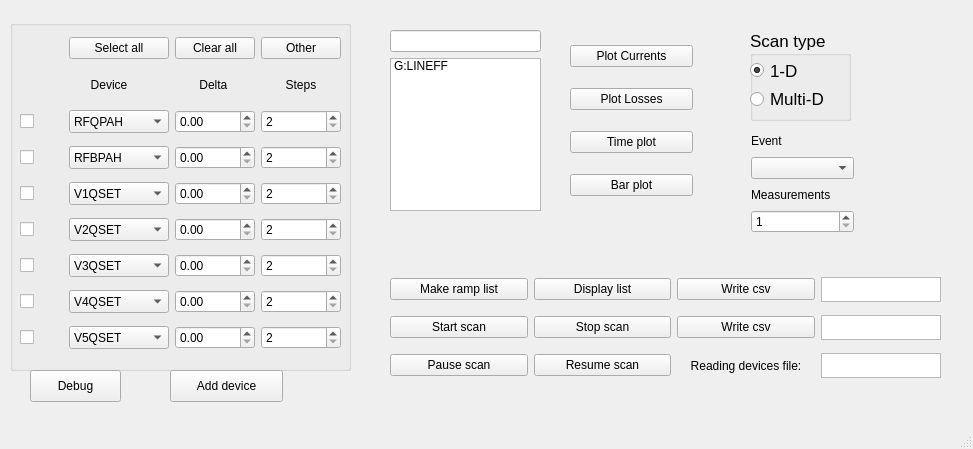
The window that gui_window.ui (rsharankova/LinacDeviceScan) describes before a commit, drawn with Qt 5.
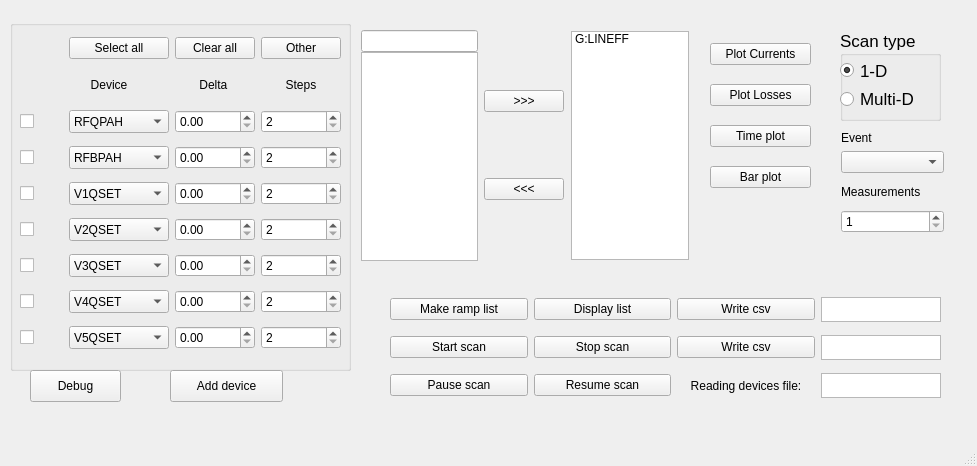
The same window after the commit. The open tabs and pages were chosen to show the change.

Commit message: added searchable dev list

What changed in the file:
```diff
--- a/gui_window.ui
+++ b/gui_window.ui
@@ -6,8 +6,8 @@
    <rect>
     <x>0</x>
     <y>0</y>
-    <width>973</width>
-    <height>449</height>
+    <width>977</width>
+    <height>466</height>
    </rect>
   </property>
   <property name="windowTitle">
@@ -17,13 +17,13 @@
    <widget class="QWidget" name="gridLayoutWidget">
     <property name="geometry">
      <rect>
-      <x>750</x>
+      <x>840</x>
       <y>130</y>
       <width>104</width>
       <height>104</height>
      </rect>
     </property>
-    <layout class="QVBoxLayout" name="verticalLayout_3" stretch="1,1,1,1">
+    <layout class="QVBoxLayout" name="verticalLayout_3" stretch="0,1,1,1">
      <property name="leftMargin">
       <number>1</number>
      </property>
@@ -82,7 +82,7 @@
     <property name="geometry">
      <rect>
       <x>390</x>
-      <y>270</y>
+      <y>290</y>
       <width>551</width>
       <height>115</height>
      </rect>
@@ -213,46 +213,10 @@
      </item>
     </layout>
    </widget>
-   <widget class="QWidget" name="verticalLayoutWidget_2">
-    <property name="geometry">
-     <rect>
-      <x>390</x>
-      <y>30</y>
-      <width>151</width>
-      <height>181</height>
-     </rect>
-    </property>
-    <layout class="QVBoxLayout" name="verticalLayout">
-     <item>
-      <widget class="QLineEdit" name="lineEdit_2"/>
-     </item>
-     <item>
-      <widget class="QListWidget" name="listWidget">
-       <property name="tabKeyNavigation">
-        <bool>true</bool>
-       </property>
-       <property name="showDropIndicator" stdset="0">
-        <bool>false</bool>
-       </property>
-       <property name="dragEnabled">
-        <bool>false</bool>
-       </property>
-       <property name="selectionMode">
-        <enum>QAbstractItemView::MultiSelection</enum>
-       </property>
-       <item>
-        <property name="text">
-         <string>G:LINEFF</string>
-        </property>
-       </item>
-      </widget>
-     </item>
-    </layout>
-   </widget>
    <widget class="QGroupBox" name="groupBox">
     <property name="geometry">
      <rect>
-      <x>750</x>
+      <x>840</x>
       <y>30</y>
       <width>101</width>
       <height>91</height>
@@ -314,10 +278,10 @@
    <widget class="QWidget" name="horizontalLayoutWidget">
     <property name="geometry">
      <rect>
-      <x>570</x>
+      <x>710</x>
       <y>30</y>
-      <width>123</width>
-      <height>181</height>
+      <width>101</width>
+      <height>171</height>
      </rect>
     </property>
     <layout class="QVBoxLayout" name="verticalLayout_4">
@@ -1291,6 +1255,123 @@
      <string>Add device</string>
     </property>
    </widget>
+   <widget class="QWidget" name="horizontalLayoutWidget_2">
+    <property name="geometry">
+     <rect>
+      <x>360</x>
+      <y>30</y>
+      <width>331</width>
+      <height>231</height>
+     </rect>
+    </property>
+    <layout class="QHBoxLayout" name="horizontalLayout">
+     <property name="leftMargin">
+      <number>1</number>
+     </property>
+     <property name="rightMargin">
+      <number>1</number>
+     </property>
+     <item>
+      <layout class="QVBoxLayout" name="verticalLayout_5">
+       <property name="spacing">
+        <number>0</number>
+       </property>
+       <item>
+        <widget class="QLineEdit" name="searchbar"/>
+       </item>
+       <item>
+        <widget class="QTableView" name="table">
+         <property name="showGrid">
+          <bool>false</bool>
+         </property>
+         <attribute name="horizontalHeaderVisible">
+          <bool>true</bool>
+         </attribute>
+         <attribute name="horizontalHeaderCascadingSectionResizes">
+          <bool>true</bool>
+         </attribute>
+         <attribute name="horizontalHeaderDefaultSectionSize">
+          <number>21</number>
+         </attribute>
+         <attribute name="horizontalHeaderHighlightSections">
+          <bool>false</bool>
+         </attribute>
+         <attribute name="horizontalHeaderMinimumSectionSize">
+          <number>20</number>
+         </attribute>
+         <attribute name="verticalHeaderVisible">
+          <bool>true</bool>
+         </attribute>
+         <attribute name="verticalHeaderDefaultSectionSize">
+          <number>21</number>
+         </attribute>
+         <attribute name="verticalHeaderHighlightSections">
+          <bool>false</bool>
+         </attribute>
+         <attribute name="verticalHeaderMinimumSectionSize">
+          <number>20</number>
+         </attribute>
+        </widget>
+       </item>
+      </layout>
+     </item>
+     <item>
+      <layout class="QVBoxLayout" name="verticalLayout_6">
+       <item>
+        <widget class="QPushButton" name="add_pushButton">
+         <property name="text">
+          <string>&gt;&gt;&gt;</string>
+         </property>
+        </widget>
+       </item>
+       <item>
+        <widget class="QPushButton" name="remove_pushButton">
+         <property name="text">
+          <string>&lt;&lt;&lt;</string>
+         </property>
+        </widget>
+       </item>
+      </layout>
+     </item>
+     <item>
+      <layout class="QVBoxLayout" name="verticalLayout">
+       <property name="leftMargin">
+        <number>1</number>
+       </property>
+       <property name="topMargin">
+        <number>1</number>
+       </property>
+       <property name="rightMargin">
+        <number>1</number>
+       </property>
+       <property name="bottomMargin">
+        <number>1</number>
+       </property>
+       <item>
+        <widget class="QListWidget" name="listWidget">
+         <property name="tabKeyNavigation">
+          <bool>true</bool>
+         </property>
+         <property name="showDropIndicator" stdset="0">
+          <bool>false</bool>
+         </property>
+         <property name="dragEnabled">
+          <bool>false</bool>
+         </property>
+         <property name="selectionMode">
+          <enum>QAbstractItemView::MultiSelection</enum>
+         </property>
+         <item>
+          <property name="text">
+           <string>G:LINEFF</string>
+          </property>
+         </item>
+        </widget>
+       </item>
+      </layout>
+     </item>
+    </layout>
+   </widget>
   </widget>
   <widget class="QMenuBar" name="menubar">
    <property name="geometry">
```
Left out of the diff: 4 changed lines with no effect on the pictures. The commit also changes 2 other files.
